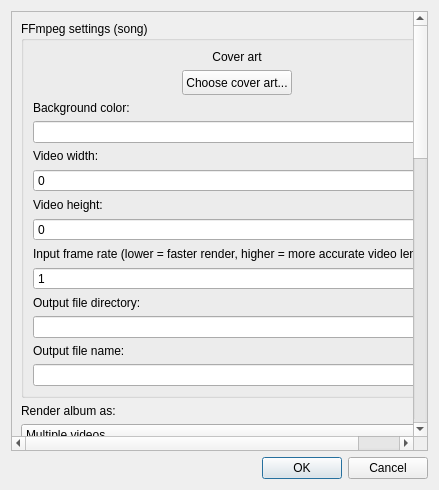
Above: ui/songsettingswindow.ui from 7x11x13/songs-to-youtube before the change. Below: the same form after it.
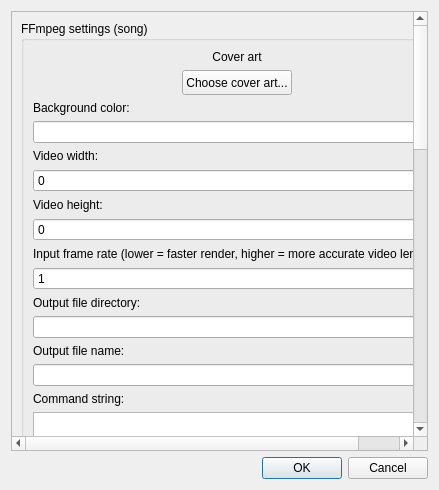
That is the form after the change. Custom widgets are drawn as their Qt base class.

```diff
--- a/ui/songsettingswindow.ui
+++ b/ui/songsettingswindow.ui
@@ -38,9 +38,9 @@
       <property name="geometry">
        <rect>
         <x>0</x>
-        <y>-735</y>
+        <y>0</y>
         <width>423</width>
-        <height>1245</height>
+        <height>1340</height>
        </rect>
       </property>
       <property name="sizePolicy">
@@ -172,6 +172,16 @@
           <item>
            <widget class="QLineEdit" name="fileOutputName"/>
           </item>
+          <item>
+           <widget class="QLabel" name="label_2">
+            <property name="text">
+             <string>Command string:</string>
+            </property>
+           </widget>
+          </item>
+          <item>
+           <widget class="QPlainTextEdit" name="commandString"/>
+          </item>
          </layout>
         </widget>
        </item>
```
